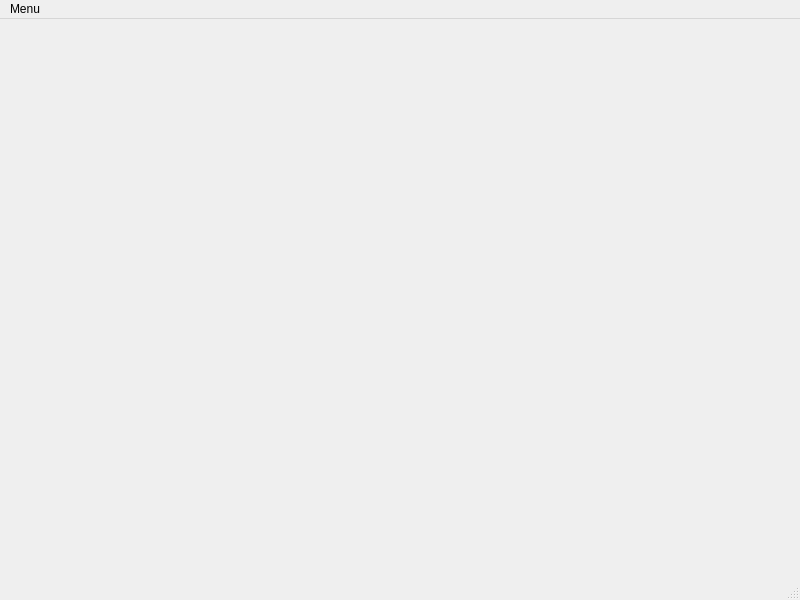
Before: the Qt Designer form Pro/notatnik.ui in Hoodster/PK4_Gr2, drawn with Qt 5.
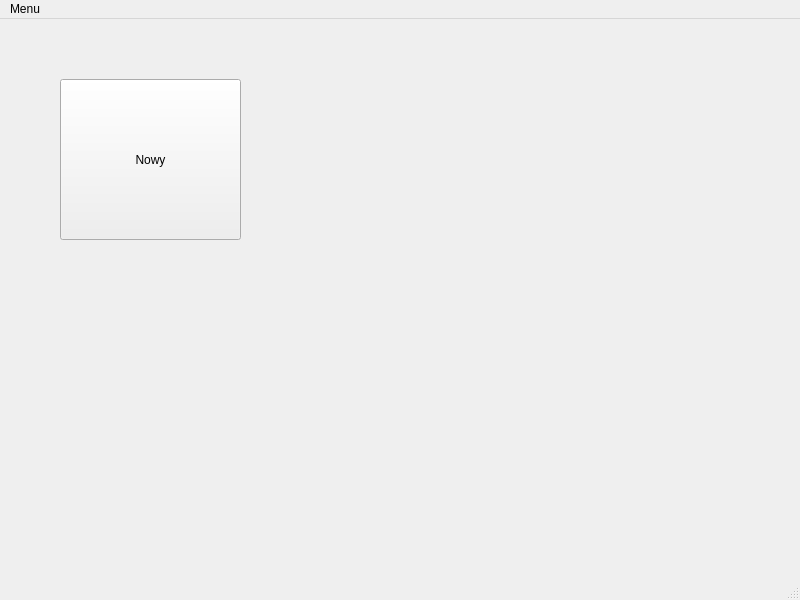
After: the same form once the commit is applied.

What changed in the file:
```diff
--- a/Pro/notatnik.ui
+++ b/Pro/notatnik.ui
@@ -16,7 +16,21 @@
   <property name="windowTitle">
    <string>Notatnik</string>
   </property>
-  <widget class="QWidget" name="centralwidget"/>
+  <widget class="QWidget" name="centralwidget">
+   <widget class="QPushButton" name="pushButton">
+    <property name="geometry">
+     <rect>
+      <x>60</x>
+      <y>60</y>
+      <width>181</width>
+      <height>161</height>
+     </rect>
+    </property>
+    <property name="text">
+     <string>Nowy</string>
+    </property>
+   </widget>
+  </widget>
   <widget class="QMenuBar" name="menubar">
    <property name="geometry">
     <rect>
```
